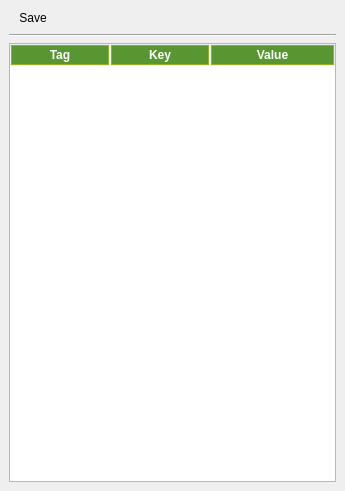
The window that code/ui/ui_FmvMetadata.ui (All4Gis/QGISFMV) describes before a commit, drawn with Qt 5.
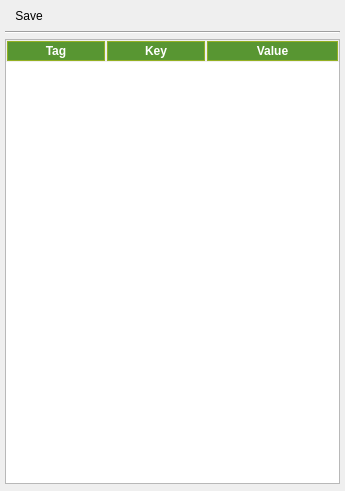
The same window after the commit. Icons and pictures are not drawn.

Diff of the .ui file:
```diff
--- a/code/ui/ui_FmvMetadata.ui
+++ b/code/ui/ui_FmvMetadata.ui
@@ -24,6 +24,21 @@
     </size>
    </property>
    <layout class="QVBoxLayout" name="verticalLayout">
+    <property name="spacing">
+     <number>5</number>
+    </property>
+    <property name="leftMargin">
+     <number>5</number>
+    </property>
+    <property name="topMargin">
+     <number>7</number>
+    </property>
+    <property name="rightMargin">
+     <number>5</number>
+    </property>
+    <property name="bottomMargin">
+     <number>7</number>
+    </property>
     <item>
      <widget class="QMenuBar" name="menubarwidget">
       <property name="styleSheet">
```
